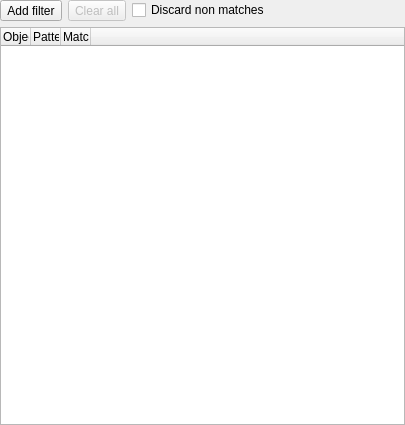
Before: the Qt Designer form libpgmodeler_ui/ui/objectsfilterwidget.ui in pgmodeler/pgmodeler, drawn with Qt 5.
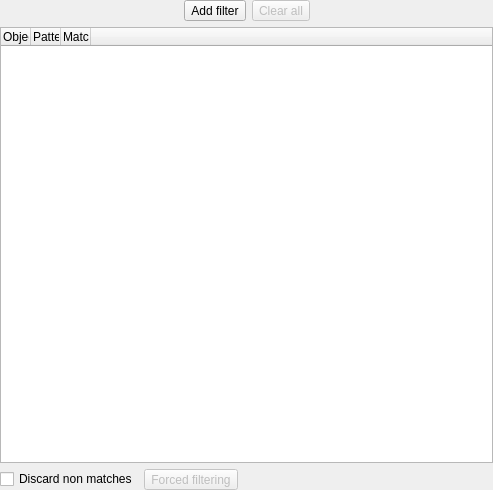
After: the same form once the commit is applied. Icons and pictures are not drawn.

Commit message: Finished the catalog ability to force the table objects filtering

Diff of the .ui file:
```diff
--- a/libpgmodeler_ui/ui/objectsfilterwidget.ui
+++ b/libpgmodeler_ui/ui/objectsfilterwidget.ui
@@ -6,8 +6,8 @@
    <rect>
     <x>0</x>
     <y>0</y>
-    <width>405</width>
-    <height>425</height>
+    <width>493</width>
+    <height>490</height>
    </rect>
   </property>
   <property name="sizePolicy">
@@ -32,7 +32,86 @@
    <property name="bottomMargin">
     <number>0</number>
    </property>
-   <item row="3" column="0" colspan="3">
+   <item row="0" column="0" colspan="2">
+    <layout class="QHBoxLayout" name="horizontalLayout">
+     <item>
+      <spacer name="horizontalSpacer">
+       <property name="orientation">
+        <enum>Qt::Horizontal</enum>
+       </property>
+       <property name="sizeHint" stdset="0">
+        <size>
+         <width>40</width>
+         <height>20</height>
+        </size>
+       </property>
+      </spacer>
+     </item>
+     <item>
+      <widget class="QToolButton" name="add_tb">
+       <property name="text">
+        <string>Add filter</string>
+       </property>
+       <property name="icon">
+        <iconset resource="../res/resources.qrc">
+         <normaloff>:/icones/icones/adddata.png</normaloff>:/icones/icones/adddata.png</iconset>
+       </property>
+       <property name="iconSize">
+        <size>
+         <width>22</width>
+         <height>22</height>
+        </size>
+       </property>
+       <property name="shortcut">
+        <string>Ins</string>
+       </property>
+       <property name="toolButtonStyle">
+        <enum>Qt::ToolButtonTextBesideIcon</enum>
+       </property>
+      </widget>
+     </item>
+     <item>
+      <widget class="QToolButton" name="clear_all_tb">
+       <property name="enabled">
+        <bool>false</bool>
+       </property>
+       <property name="text">
+        <string>Clear all</string>
+       </property>
+       <property name="icon">
+        <iconset resource="../res/resources.qrc">
+         <normaloff>:/icones/icones/limpartexto.png</normaloff>:/icones/icones/limpartexto.png</iconset>
+       </property>
+       <property name="iconSize">
+        <size>
+         <width>22</width>
+         <height>22</height>
+        </size>
+       </property>
+       <property name="shortcut">
+        <string>Shift+Del</string>
+       </property>
+       <property name="toolButtonStyle">
+        <enum>Qt::ToolButtonTextBesideIcon</enum>
+       </property>
+      </widget>
+     </item>
+     <item>
+      <spacer name="horizontalSpacer_2">
+       <property name="orientation">
+        <enum>Qt::Horizontal</enum>
+       </property>
+       <property name="sizeHint" stdset="0">
+        <size>
+         <width>40</width>
+         <height>20</height>
+        </size>
+       </property>
+      </spacer>
+     </item>
+    </layout>
+   </item>
+   <item row="1" column="0" colspan="2">
     <widget class="QTableWidget" name="filters_tbw">
      <property name="enabled">
       <bool>true</bool>
@@ -143,67 +222,75 @@
      </column>
     </widget>
    </item>
-   <item row="2" column="0" colspan="3">
-    <layout class="QHBoxLayout" name="horizontalLayout">
+   <item row="2" column="0">
+    <widget class="QCheckBox" name="discard_non_matches_chk">
+     <property name="sizePolicy">
+      <sizepolicy hsizetype="Fixed" vsizetype="Fixed">
+       <horstretch>0</horstretch>
+       <verstretch>0</verstretch>
+      </sizepolicy>
+     </property>
+     <property name="toolTip">
+      <string>When checked causes the objects not matching the filters to be not retrieved.</string>
+     </property>
+     <property name="text">
+      <string>Discard non matches</string>
+     </property>
+    </widget>
+   </item>
+   <item row="2" column="1">
+    <layout class="QHBoxLayout" name="horizontalLayout_2">
      <item>
-      <widget class="QToolButton" name="add_tb">
-       <property name="text">
-        <string>Add filter</string>
-       </property>
-       <property name="icon">
-        <iconset resource="../res/resources.qrc">
-         <normaloff>:/icones/icones/adddata.png</normaloff>:/icones/icones/adddata.png</iconset>
-       </property>
-       <property name="iconSize">
-        <size>
-         <width>22</width>
-         <height>22</height>
-        </size>
-       </property>
-       <property name="shortcut">
-        <string>Ins</string>
-       </property>
-       <property name="toolButtonStyle">
-        <enum>Qt::ToolButtonTextBesideIcon</enum>
-       </property>
-      </widget>
-     </item>
-     <item>
-      <widget class="QToolButton" name="clear_all_tb">
+      <widget class="QToolButton" name="tab_objs_btn">
        <property name="enabled">
         <bool>false</bool>
        </property>
-       <property name="text">
-        <string>Clear all</string>
+       <property name="sizePolicy">
+        <sizepolicy hsizetype="Fixed" vsizetype="Fixed">
+         <horstretch>0</horstretch>
+         <verstretch>0</verstretch>
+        </sizepolicy>
        </property>
-       <property name="icon">
-        <iconset resource="../res/resources.qrc">
-         <normaloff>:/icones/icones/limpartexto.png</normaloff>:/icones/icones/limpartexto.png</iconset>
-       </property>
-       <property name="iconSize">
-        <size>
-         <width>22</width>
-         <height>22</height>
-        </size>
-       </property>
-       <property name="shortcut">
-        <string>Shift+Del</string>
-       </property>
-       <property name="toolButtonStyle">
-        <enum>Qt::ToolButtonTextBesideIcon</enum>
-       </property>
-      </widget>
-     </item>
-     <item>
-      <widget class="QCheckBox" name="ignore_non_matches_chk">
        <property name="toolTip">
         <string>When checked causes the objects not matching the filters to be not retrieved.</string>
        </property>
        <property name="text">
-        <string>Discard non matches</string>
+        <string>Forced filtering</string>
+       </property>
+       <property name="icon">
+        <iconset resource="../res/resources.qrc">
+         <normaloff>:/icones/icones/config.png</normaloff>:/icones/icones/config.png</iconset>
+       </property>
+       <property name="iconSize">
+        <size>
+         <width>22</width>
+         <height>22</height>
+        </size>
+       </property>
+       <property name="popupMode">
+        <enum>QToolButton::InstantPopup</enum>
+       </property>
+       <property name="toolButtonStyle">
+        <enum>Qt::ToolButtonTextBesideIcon</enum>
+       </property>
+       <property name="arrowType">
+        <enum>Qt::NoArrow</enum>
        </property>
       </widget>
      </item>
+     <item>
+      <spacer name="horizontalSpacer_3">
+       <property name="orientation">
+        <enum>Qt::Horizontal</enum>
+       </property>
+       <property name="sizeHint" stdset="0">
+        <size>
+         <width>40</width>
+         <height>20</height>
+        </size>
+       </property>
+      </spacer>
+     </item>
     </layout>
    </item>
   </layout>
```
Left out of the diff: 2 changed lines with no effect on the pictures. The commit also changes 9 other files.
